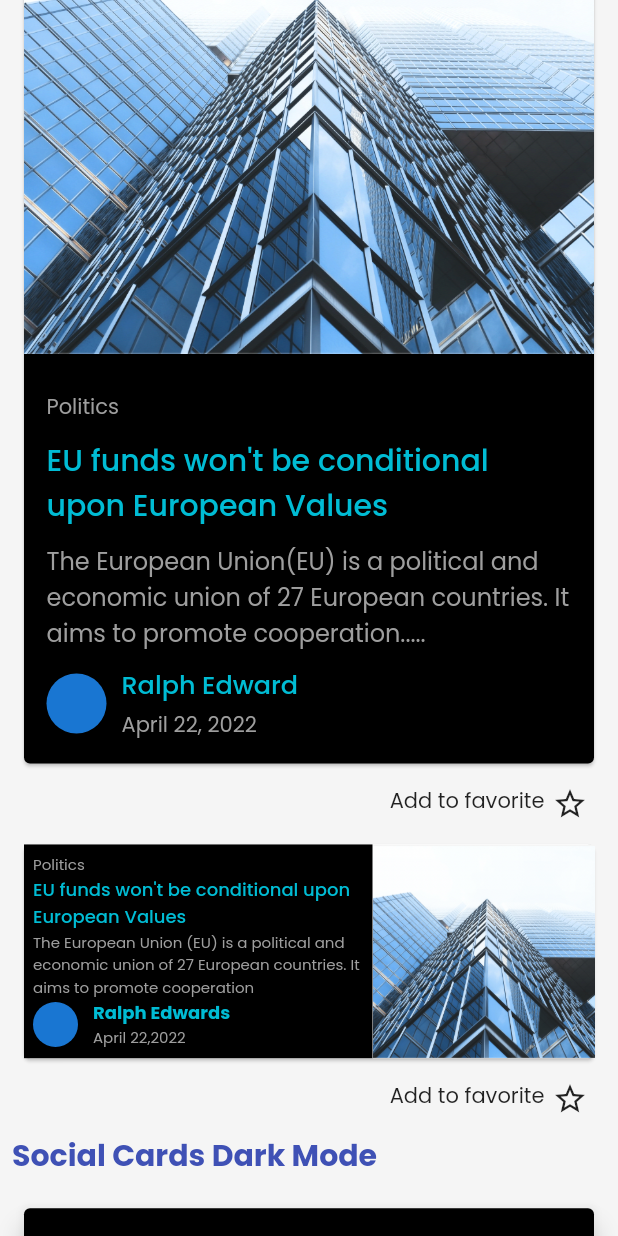
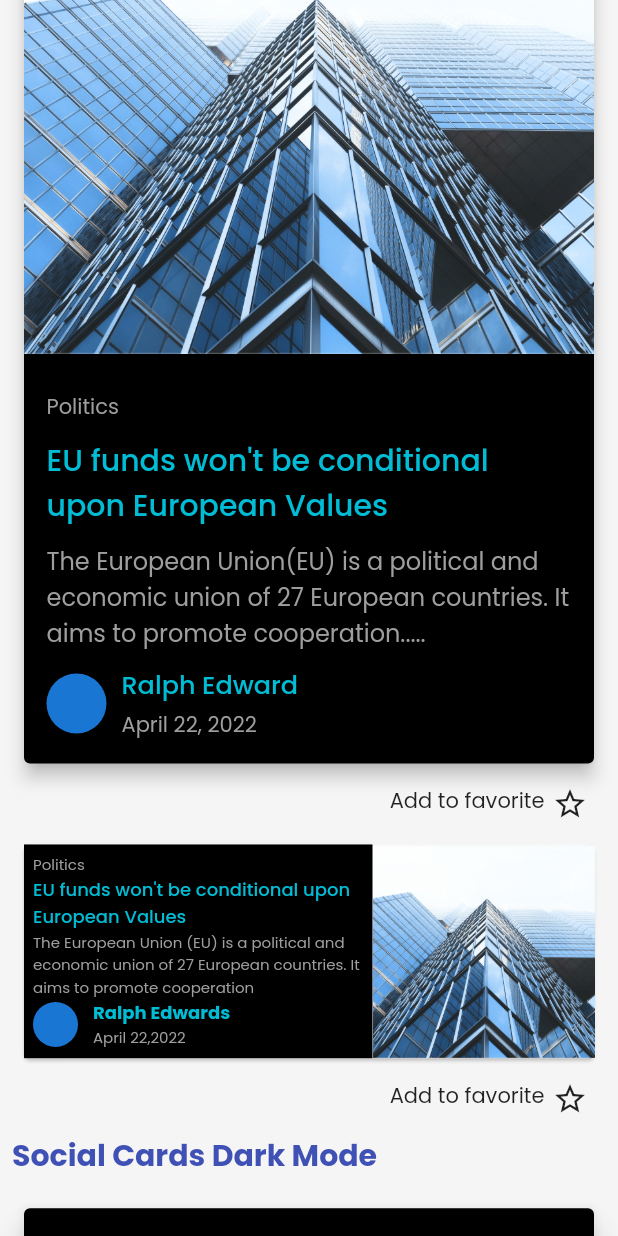
Before and after one commit to Clueless-Community/Spectrum-UI, a Flutter app: the CardScreen screen opened directly, scrolled down 1728 dp, on a phone screen of 412 x 824 dp. Run offline on Flutter 3.47's test engine with Material 2 defaults, Android fonts, the phone set to English and light mode, and no system bars; our stand-ins replace fluentui_icons, google_fonts, syncfusion_flutter_sliders; missing offline and left inert: clipboard, syncfusion_flutter_core; network calls fail.

Commit message:
Card Elevation Updated

```diff
--- a/lib/ui_components/cards/All Cards/blog_card_dark_mode/card_5.dart
+++ b/lib/ui_components/cards/All Cards/blog_card_dark_mode/card_5.dart
@@ -6,6 +6,7 @@ class FifthCard extends StatelessWidget {
   @override
   Widget build(BuildContext context) {
     return Card(
+      elevation: 5,
           color: Colors.black,
           child: Column(
             children: [
--- a/lib/ui_components/cards/All Cards/social_card_dark_mode/card_7.dart
+++ b/lib/ui_components/cards/All Cards/social_card_dark_mode/card_7.dart
@@ -5,8 +5,7 @@ class SeventhCard extends StatelessWidget {
 
   @override
   Widget build(BuildContext context) {
-    return Center(
-        child: Card(
+    return Card(
       color: Colors.black,
       elevation: 7,
       child: Container(
@@ -100,7 +99,6 @@ class SeventhCard extends StatelessWidget {
           ],
         ),
       ),
-        ),
     );
   }
 }
```
Also changed, not shown: lib/ui_components/cards/All Cards/social_card_dark_mode/card_8.dart (+2 -6 lines). Lines whose indentation alone changed are shown as unchanged.
